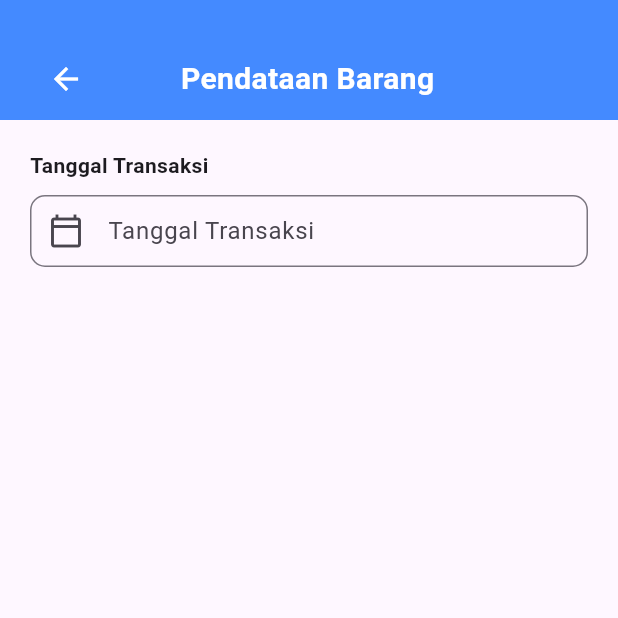
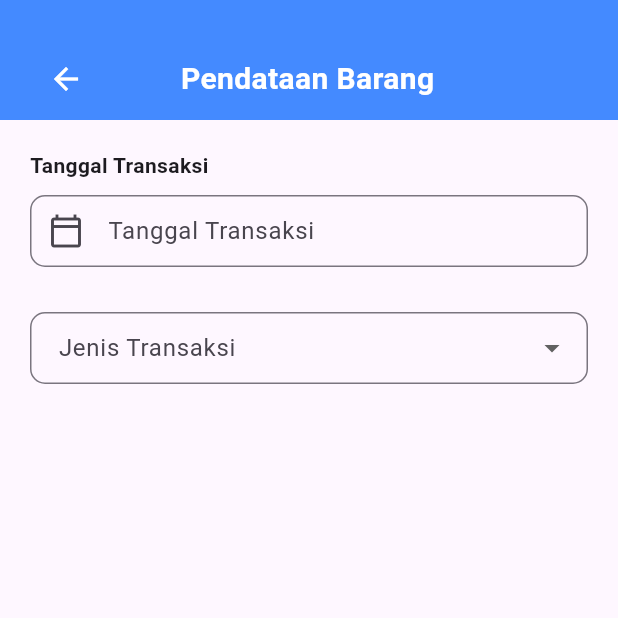
Before and after one commit to Muhammadalif1213/20220140075_UCP1Flutter, a Flutter app: the BrgPage screen opened directly with empty values, on a phone screen of 412 x 824 dp, the top half of it. Run offline on Flutter 3.47's test engine with Material 3 defaults, Android fonts, the phone set to English and light mode, and no system bars.

Commit message:
Menambahkan input jenisTransaksi menggunakan dropdownButtonFormField.

```diff
--- a/lib/brg_page.dart
+++ b/lib/brg_page.dart
@@ -138,6 +138,38 @@ class _BrgPageState extends State<BrgPage> {
                         ),
                       ),
                     ),
+                    SizedBox(height: 30),
+                    DropdownButtonFormField<String>(
+                      value: transaksiValue,
+                      decoration: InputDecoration(
+                        label: Text('Jenis Transaksi'),
+                        border: OutlineInputBorder(
+                          borderRadius: BorderRadius.circular(10),
+                        ),
+                        contentPadding: EdgeInsets.symmetric(
+                          vertical: 10,
+                          horizontal: 15,
+                        ),
+                      ),
+                      validator: (value) {
+                        if (value == null || value.isEmpty) {
+                          return 'Pilih jenis transaksi';
+                        }
+                        return null;
+                      },
+                      onChanged: (String? newValue) {
+                        setState(() {
+                          transaksiValue = newValue;
+                        });
+                      },
+                      items:
+                          jenisTransaksi.map((String value) {
+                            return DropdownMenuItem<String>(
+                              value: value,
+                              child: Text(value),
+                            );
+                          }).toList(),
+                    ),
                   ],
                 ),
               ],
```
